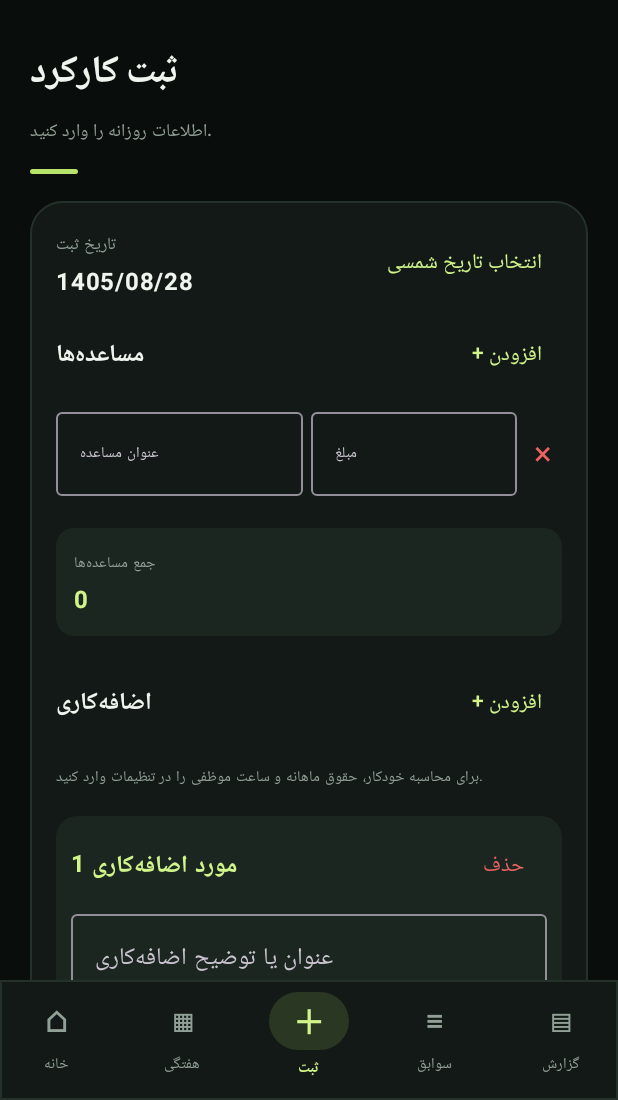
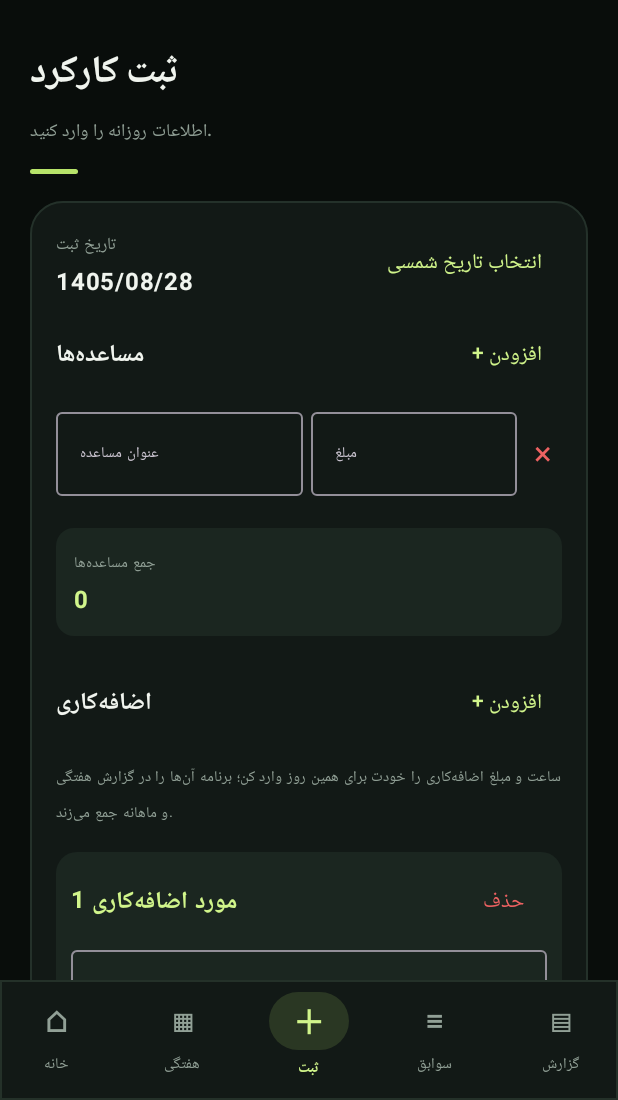
Before and after one commit to sointrn-ops/Karkard-Android, an Android app built with Jetpack Compose: the screen it shows after launch (MainActivity), item 3 of the bottom bar chosen, on a phone screen of 412 x 824 dp, the part 136-1236 px from its top. Run offline under Robolectric (Android 15) with nearby library versions, the phone set to English and light mode, and no system bars.

Commit message:
Make daily overtime amounts manual and remove advance deductions

```diff
--- a/app/src/main/java/ir/example/karkard/MainActivity.kt
+++ b/app/src/main/java/ir/example/karkard/MainActivity.kt
@@ -395,16 +395,7 @@ private fun KarbanApp(
                             }
                             Panel(surface, Modifier.padding(top = 12.dp)) {
                                 Text("خلاصه مالی ماه جاری", color = foreground, fontWeight = FontWeight.Bold, fontSize = 14.sp)
-                                Row(Modifier.fillMaxWidth(), horizontalArrangement = Arrangement.spacedBy(8.dp)) {
-                                    Column(Modifier.weight(1f)) {
-                                        Text("مبلغ اضافه‌کاری", color = secondary, fontSize = 10.sp)
-                                        Text("${monthOvertimeMoney} تومان", color = AccentBright, fontSize = 13.sp, fontWeight = FontWeight.Bold)
-                                    }
-                                    Column(Modifier.weight(1f)) {
-                                        Text("مانده پس از مساعده", color = secondary, fontSize = 10.sp)
-                                        Text("${monthBalance} تومان", color = if (monthBalance >= 0) AccentBright else Color(0xFFFF8A80), fontSize = 13.sp, fontWeight = FontWeight.Bold)
-                                    }
-                                }
+                                Text("مبلغ اضافه‌کاری: ${monthOvertimeMoney} تومان", color = AccentBright, fontSize = 13.sp, fontWeight = FontWeight.Bold)
                                 Text("جمع ساعات اضافه‌کاری: $monthOvertime ساعت", color = secondary, fontSize = 11.sp)
                             }
                             Panel(surface) {
@@ -584,7 +575,6 @@ private fun KarbanApp(
                                 Column(Modifier.weight(1f)) { Text("ساعت اضافه‌کاری", color = secondary, fontSize = 10.sp); Text("$weekOvertimeTotal ساعت", color = AccentBright, fontWeight = FontWeight.Bold) }
                             }
                             Text("مبلغ اضافه‌کاری: $weekOvertimeMoney تومان", color = secondary, fontSize = 11.sp)
-                            Text("مانده پس از کسر مساعده: ${weekOvertimeMoney - weekAdvanceTotal} تومان", color = foreground, fontWeight = FontWeight.Bold)
                         }
                         Text("جزئیات روز انتخاب‌شده", color = foreground, fontWeight = FontWeight.Bold, fontSize = 17.sp, modifier = Modifier.padding(top = 5.dp, bottom = 8.dp))
                         Panel(surface, Modifier.weight(1f).verticalScroll(rememberScrollState())) {
@@ -650,9 +640,8 @@ private fun KarbanApp(
                                 Text("اضافه‌کاری", color = foreground, fontWeight = FontWeight.Bold)
                                 TextButton(onClick = { overtimes = overtimes + WorkItem("", 0.0) }) { Text("+ افزودن") }
                             }
-                            val configuredHourlyRate = (monthlySalaryText.toDoubleOrNull() ?: 0.0) / (monthlyHoursText.toDoubleOrNull()?.takeIf { it > 0 } ?: 220.0)
-                            Text(if (configuredHourlyRate > 0) "مبلغ با نرخ ساعتی ${configuredHourlyRate.toLong()} تومان و ضریب ${overtimeMultiplierText} محاسبه می‌شود؛ امکان ویرایش دستی وجود دارد." else "برای محاسبه خودکار، حقوق ماهانه و ساعت موظفی را در تنظیمات وارد کنید.", color = secondary, fontSize = 10.sp)
-                            OvertimeEditor(overtimes, alternate, configuredHourlyRate, overtimeMultiplierText.toDoubleOrNull() ?: 1.4) { overtimes = it }
+                            Text("ساعت و مبلغ اضافه‌کاری را خودت برای همین روز وارد کن؛ برنامه آن‌ها را در گزارش هفتگی و ماهانه جمع می‌زند.", color = secondary, fontSize = 10.sp)
+                            OvertimeEditor(overtimes, alternate, 0.0, 1.0) { overtimes = it }
                             val overtimeHours = overtimes.sumOf { it.value }
                             val overtimeMoney = overtimes.sumOf { it.amount }
                             Row(Modifier.fillMaxWidth().padding(vertical = 8.dp), horizontalArrangement = Arrangement.spacedBy(8.dp)) {
@@ -823,7 +812,6 @@ private fun KarbanApp(
                                         }
                                     }
                                     Text("مبلغ اضافه‌کاری: $monthOvertimeMoney تومان", color = secondary, fontSize = 11.sp)
-                                    Text("مانده پس از کسر مساعده: ${monthOvertimeMoney - monthAdvance} تومان", color = foreground, fontWeight = FontWeight.Bold, fontSize = 12.sp)
                                 }
                             }
                         }
@@ -1118,10 +1106,10 @@ private fun OvertimeEditor(items: List<WorkItem>, background: Color, hourlyRate:
             }
             OutlinedTextField(value = item.title, onValueChange = { value -> onChange(items.toMutableList().also { it[index] = item.copy(title = value) }) }, modifier = Modifier.fillMaxWidth(), placeholder = { Text("عنوان یا توضیح اضافه‌کاری") }, singleLine = true)
             Row(horizontalArrangement = Arrangement.spacedBy(8.dp)) {
-                OutlinedTextField(value = if (item.value == 0.0) "" else item.value.toString(), onValueChange = { value -> val hours = value.toDoubleOrNull()?.coerceAtLeast(0.0) ?: 0.0; val autoAmount = if (hourlyRate > 0 && multiplier > 0) (hours * hourlyRate * multiplier).toLong().toDouble() else item.amount; onChange(items.toMutableList().also { it[index] = item.copy(value = hours, amount = autoAmount) }) }, modifier = Modifier.weight(1f), placeholder = { Text("ساعت") }, label = { Text("مدت (ساعت)") }, keyboardOptions = KeyboardOptions(keyboardType = KeyboardType.Decimal), singleLine = true)
+                OutlinedTextField(value = if (item.value == 0.0) "" else item.value.toString(), onValueChange = { value -> onChange(items.toMutableList().also { it[index] = item.copy(value = value.toDoubleOrNull()?.coerceAtLeast(0.0) ?: 0.0) }) }, modifier = Modifier.weight(1f), placeholder = { Text("ساعت") }, label = { Text("مدت (ساعت)") }, keyboardOptions = KeyboardOptions(keyboardType = KeyboardType.Decimal), singleLine = true)
                 OutlinedTextField(value = if (item.amount == 0.0) "" else item.amount.toLong().toString(), onValueChange = { value -> onChange(items.toMutableList().also { it[index] = item.copy(amount = value.toDoubleOrNull()?.coerceAtLeast(0.0) ?: 0.0) }) }, modifier = Modifier.weight(1f), placeholder = { Text("مبلغ") }, label = { Text("مبلغ (تومان)") }, keyboardOptions = KeyboardOptions(keyboardType = KeyboardType.Number), singleLine = true)
             }
-            Text("مبلغ به‌صورت خودکار از روی ساعت و تنظیمات حقوق محاسبه می‌شود؛ در صورت نیاز می‌توانی آن را دستی اصلاح کنی.", color = Muted, fontSize = 10.sp)
+            Text("مبلغ اضافه‌کاری را خودت وارد کن؛ جمع ماهانه و هفتگی به‌صورت خودکار محاسبه می‌شود.", color = Muted, fontSize = 10.sp)
         }
     }
 }
@@ -1143,7 +1131,6 @@ private fun RecordCard(record: WorkRecord, surface: Color, foreground: Color, mu
             }
         }
         Text("مبلغ اضافه‌کاری: ${record.overtimes.sumOf { it.amount }.toLong()} تومان", color = muted, fontSize = 11.sp)
-        Text("مانده روز: ${(record.overtimes.sumOf { it.amount } - record.advances.sumOf { it.value }).toLong()} تومان", color = AccentBright, fontSize = 11.sp, fontWeight = FontWeight.Bold)
         if (record.report.isNotBlank()) Text(record.report, color = foreground, fontSize = 12.sp)
         if (actions) Row {
             TextButton(onClick = onEdit) { Text("ویرایش", fontWeight = FontWeight.Bold) }
```
